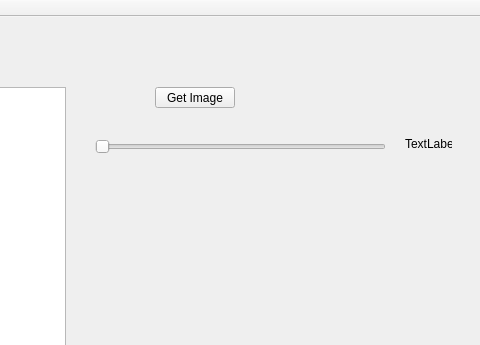
Before: the Qt Designer form mainwindow.ui in SemVan/QCameraTool, drawn with Qt 5; both pictures show x 625 to 1105 and y 0 to 345 of the 1285 by 637 pixel window.
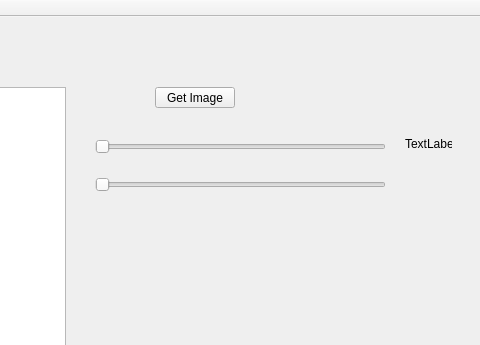
After: the same form once the commit is applied.

Patch:
```diff
--- a/mainwindow.ui
+++ b/mainwindow.ui
@@ -63,6 +63,19 @@
      <string>TextLabel</string>
     </property>
    </widget>
+   <widget class="QSlider" name="horizontalSlider_2">
+    <property name="geometry">
+     <rect>
+      <x>720</x>
+      <y>160</y>
+      <width>291</width>
+      <height>16</height>
+     </rect>
+    </property>
+    <property name="orientation">
+     <enum>Qt::Horizontal</enum>
+    </property>
+   </widget>
   </widget>
   <widget class="QMenuBar" name="menuBar">
    <property name="geometry">
```
